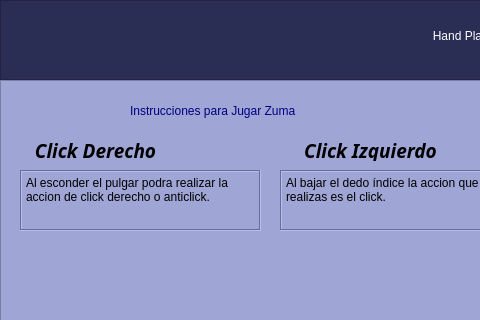
Qt form GUI/IZuma.ui (Rainherz/Hand-Play) before a commit; both pictures show x 0 to 480 and y 0 to 320 of the 912 by 720 pixel window.
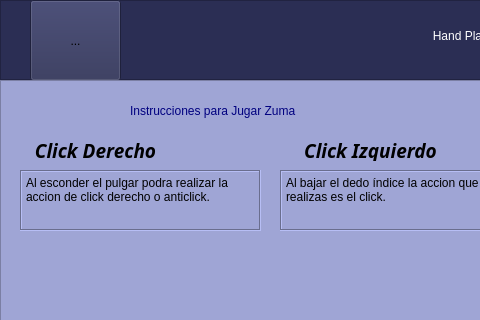
The same form after that commit. Icons and pictures are not drawn.

```diff
--- a/GUI/IZuma.ui
+++ b/GUI/IZuma.ui
@@ -53,6 +53,41 @@
       <set>Qt::AlignCenter</set>
      </property>
     </widget>
+    <widget class="QToolButton" name="toolButton">
+     <property name="enabled">
+      <bool>true</bool>
+     </property>
+     <property name="geometry">
+      <rect>
+       <x>30</x>
+       <y>0</y>
+       <width>91</width>
+       <height>81</height>
+      </rect>
+     </property>
+     <property name="font">
+      <font>
+       <stylestrategy>PreferDefault</stylestrategy>
+       <kerning>true</kerning>
+      </font>
+     </property>
+     <property name="layoutDirection">
+      <enum>Qt::LeftToRight</enum>
+     </property>
+     <property name="text">
+      <string>...</string>
+     </property>
+     <property name="icon">
+      <iconset>
+       <normaloff>../img/logo.png</normaloff>../img/logo.png</iconset>
+     </property>
+     <property name="iconSize">
+      <size>
+       <width>160</width>
+       <height>160</height>
+      </size>
+     </property>
+    </widget>
    </widget>
    <widget class="QFrame" name="Videojuegos">
     <property name="geometry">
```
